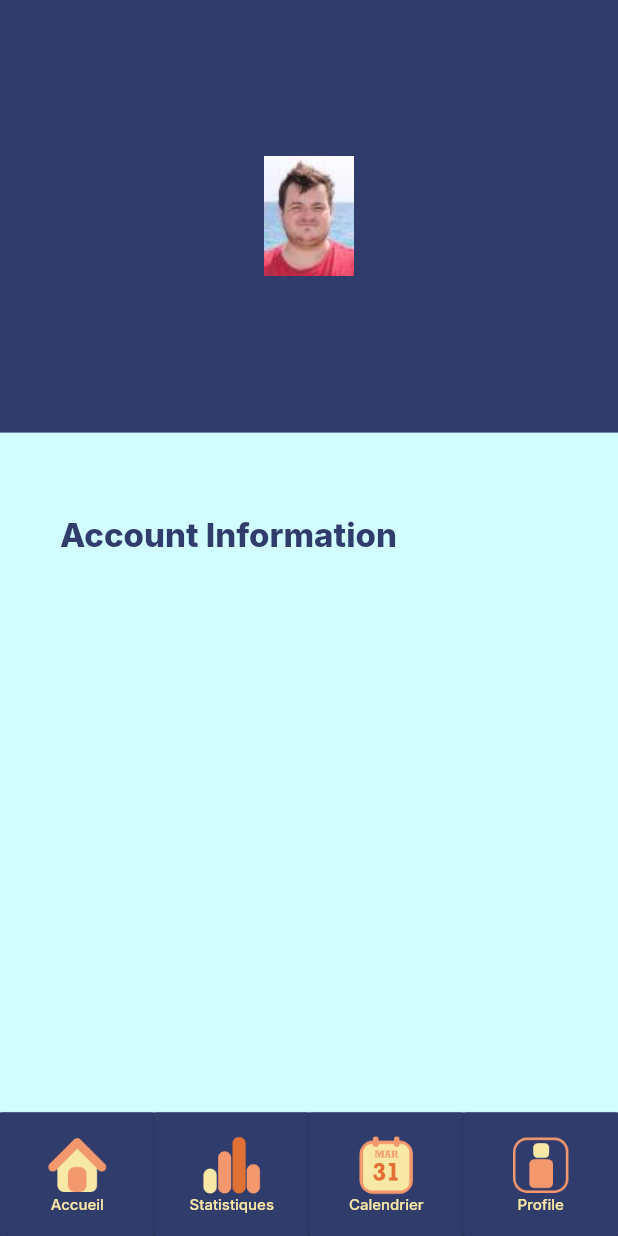
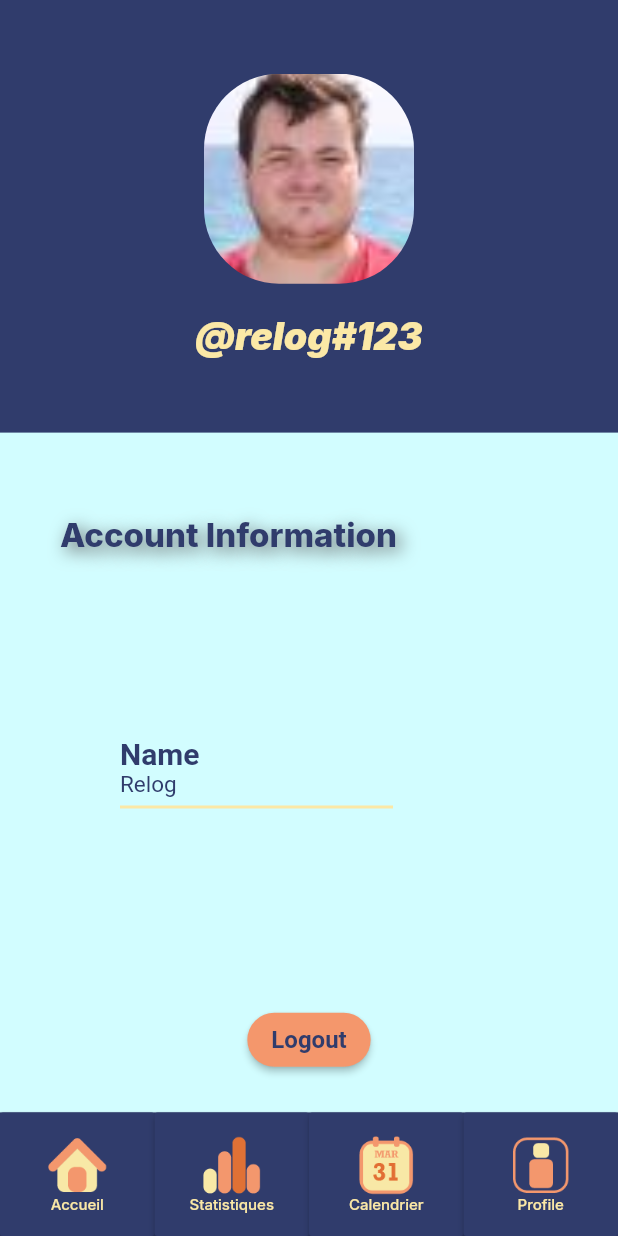
Before and after one commit to Necrelox/AR-U-Here, a Flutter app: the Profile screen opened directly, on a phone screen of 412 x 824 dp. Run offline on Flutter 3.47's test engine with Material 2 defaults, Android fonts, the phone set to English and light mode, and no system bars; our stand-ins replace datetime_picker_formfield, file_picker, font_awesome_flutter, google_fonts, table_calendar.

Commit message:
#61: Auto stash before merge of "feature/issue#61" and "origin/main"

```diff
--- a/App/lib/dashboard/profile.dart
+++ b/App/lib/dashboard/profile.dart
@@ -27,12 +27,44 @@ class _ProfileState extends State<Profile> {
               color: const Color(0XFF303C6C),
               child: ClipRRect(
               borderRadius: BorderRadius.circular(20), // Image border
-              child: SizedBox.fromSize(
-                size: const Size.fromRadius(23),
-                  child: Image.asset(
-                    "asset/marin.jpg",
+                child: Column(
+                  mainAxisAlignment: MainAxisAlignment.center,
+                  children: <Widget>[
+                    DelayAnimation(
+                    delay: 500,
+                    child: Container(
+                      width: double.infinity,
+                      alignment: Alignment.center,
+                      child: ClipRRect(
+                        borderRadius: BorderRadius.circular(50), // Image border
+                        child: SizedBox.fromSize(
+                          size: const Size.fromRadius(70),
+                          child: Image.asset(
+                            'asset/marin.jpg',
+                            fit: BoxFit.cover,
+                          ),
+                        ),
+                      )
+                    ),
                   ),
-                ),
+                  DelayAnimation(
+                    delay: 500,
+                    child: Container(
+                      width: double.infinity,
+                      padding: const EdgeInsets.only(top: 20),
+                      alignment: Alignment.center,
+                      child: Text(
+                        '@relog#123',
+                        style: GoogleFonts.inter(
+                          fontSize: 25,
+                          fontWeight: FontWeight.w900,
+                          fontStyle: FontStyle.italic,
+                          color: const Color(0XFFFBE8A6),
+                        ),
+                      ),
+                    )
+                  ),
+                ]),
               )
             ),
             DelayAnimation(
@@ -48,6 +80,12 @@ class _ProfileState extends State<Profile> {
                     TextSpan(
                         text: "Account Information",
                         style: GoogleFonts.inter(
+                          shadows: <Shadow>[
+                            const Shadow(
+                              offset: Offset(3.0, 3.0),
+                              blurRadius: 15.0,
+                              color: Color.fromARGB(255, 93, 93, 93),
+                            )],
                           color: const Color(0XFF303C6C),
                           fontSize: 22,
                           fontWeight: FontWeight.w800,
@@ -56,6 +94,77 @@ class _ProfileState extends State<Profile> {
                 ),
               ),
             ),
+            DelayAnimation(
+              delay: 500,
+              child: Container(
+                width: double.infinity,
+                height: MediaQuery.of(context).size.height * 0.35,
+                margin: const EdgeInsets.fromLTRB(80, 0, 150, 0),
+                alignment: Alignment.center,
+                child: Column(
+                  mainAxisAlignment: MainAxisAlignment.center,
+                  children: <Widget>[
+                    const SizedBox(
+                      width: double.infinity,
+                      child: Text(
+                        "Name",
+                        textAlign: TextAlign.left,
+                        style: TextStyle(
+                          fontSize: 20,
+                          color:  Color(0XFF303C6C),
+                          fontWeight: FontWeight.w700,
+                        )
+                      ),
+                    ),
+                    Container(
+                      width: double.infinity,
+                      padding: const EdgeInsets.only(bottom: 5),
+                      decoration: const BoxDecoration(
+                        border: Border(
+                          bottom: BorderSide(
+                            color: Color(0XFFFBE8A6),
+                            width: 2,
+                          ),
+                      )),
+                      child: const Text(
+                        "Relog",
+                        textAlign: TextAlign.left,
+                        style: TextStyle(
+                          fontSize: 15,
+                          color: Color(0XFF303C6C),
+                          fontWeight: FontWeight.w400,
+                        )
+                      ),
+                    ),
+                  ],
+                ),
+              ),
+            ),
+            DelayAnimation(
+              delay: 500,
+              child: Container(
+                width: double.infinity,
+                alignment: Alignment.center,
+                padding: const EdgeInsets.only(top: 10),
+                child: ElevatedButton(
+                  style: ButtonStyle(
+                      foregroundColor: MaterialStateProperty.all<Color>(
+                          const Color(0XFF303C6C)),
+                      backgroundColor: MaterialStateProperty.all<Color>(
+                          const Color(0XFFF4976C)),
+                      shape:
+                          MaterialStateProperty.all<RoundedRectangleBorder>(
+                              RoundedRectangleBorder(
+                        borderRadius: BorderRadius.circular(18.0),
+                      ))),
+                  onPressed: () => {},
+                  child: const Text("Logout",
+                      style: TextStyle(
+                        fontSize: 16,
+                        fontWeight: FontWeight.w700,
+                      ))),
+              ),
+            ),
           ],
         ),
       ),
--- a/App/lib/welcome_page.dart
+++ b/App/lib/welcome_page.dart
@@ -4,6 +4,9 @@ import 'package:google_fonts/google_fonts.dart';
 import 'animation.dart';
 import 'Registration/login.dart';
 import './didactiel/didactiel1.dart';
+import './dashboard/profile.dart';
+import './dashboard/planning.dart';
+import './dashboard/absent.dart';
 
 class WelcomePage extends StatelessWidget {
   const WelcomePage({Key? key}) : super(key: key);
@@ -102,7 +105,7 @@ class WelcomePage extends StatelessWidget {
                       Navigator.push(
                         context,
                         MaterialPageRoute(
-                          builder: (context) => Login(),
+                          builder: (context) => Profile(),
                         ),
                       );
                     }),
--- a/App/pubspec.yaml
+++ b/App/pubspec.yaml
@@ -68,6 +68,10 @@ flutter:
     - asset/logo.png
     - asset/didactiel1.png
     - asset/epitech-logo.png
+    - asset/stats.png
+    - asset/profile.png
+    - asset/calendar.png
+    - asset/home.png
     - asset/didactiel3.jpg
     - asset/didac-bar1.png
     - asset/didac-bar2.png
```
